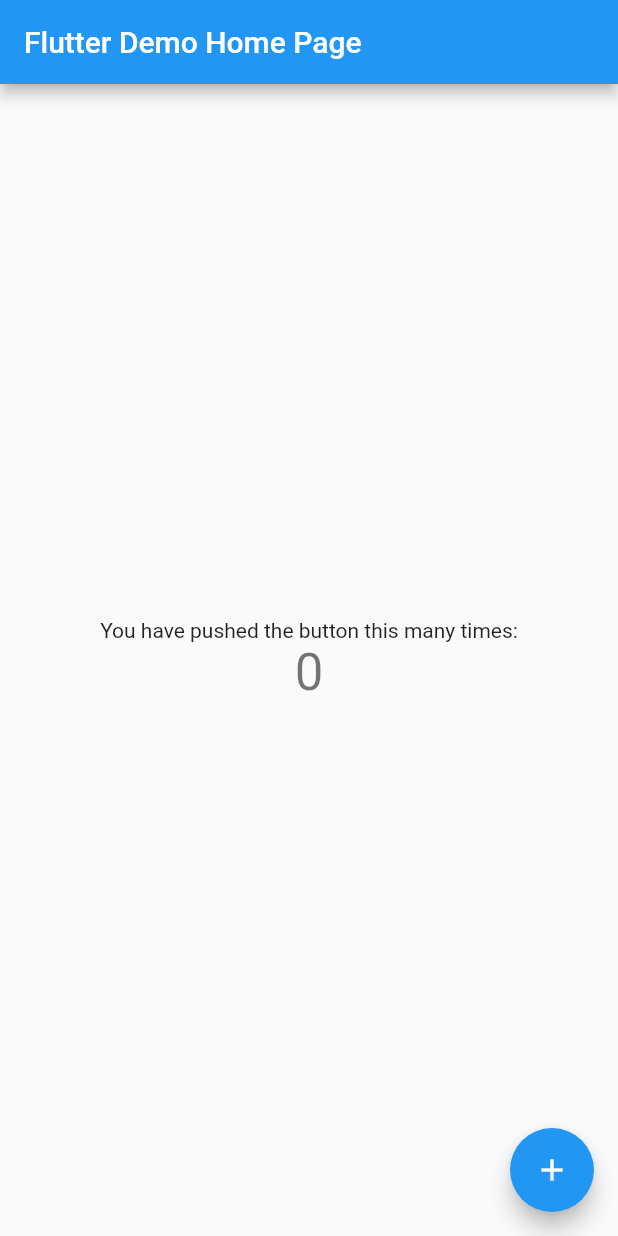
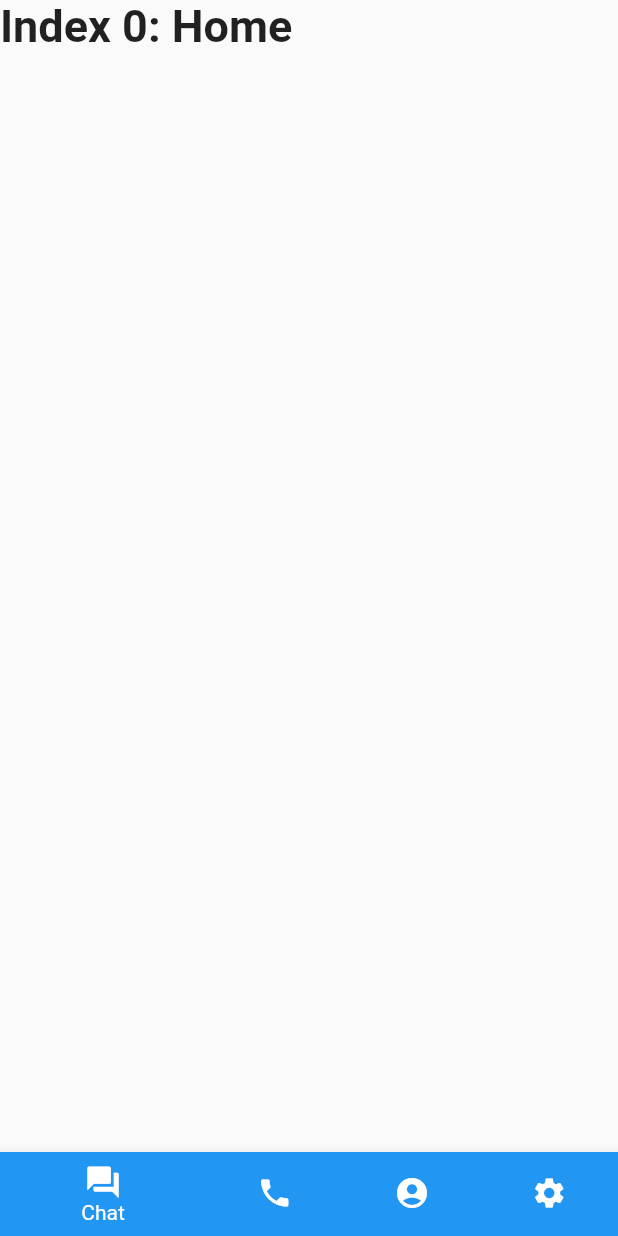
Before and after one commit to nadeeshapathiraja/flutter_chat, a Flutter app: the screen it shows after launch, on a phone screen of 412 x 824 dp. Run offline on Flutter 3.47's test engine with Material 2 defaults, Android fonts, the light colour scheme and no system bars.

Commit message:
Page by page

```diff
--- a/lib/main.dart
+++ b/lib/main.dart
@@ -11,105 +11,86 @@
   @override
   Widget build(BuildContext context) {
     return MaterialApp(
+      debugShowCheckedModeBanner: false,
       title: 'Flutter Demo',
       theme: ThemeData(
-        // This is the theme of your application.
-        //
-        // Try running your application with "flutter run". You'll see the
-        // application has a blue toolbar. Then, without quitting the app, try
-        // changing the primarySwatch below to Colors.green and then invoke
-        // "hot reload" (press "r" in the console where you ran "flutter run",
-        // or simply save your changes to "hot reload" in a Flutter IDE).
-        // Notice that the counter didn't reset back to zero; the application
-        // is not restarted.
+        brightness: Brightness.light,
         primarySwatch: Colors.blue,
       ),
-      home: const MyHomePage(title: 'Flutter Demo Home Page'),
+      home: const MainPage(),
     );
   }
 }
 
-class MyHomePage extends StatefulWidget {
-  const MyHomePage({Key? key, required this.title}) : super(key: key);
-
-  // This widget is the home page of your application. It is stateful, meaning
-  // that it has a State object (defined below) that contains fields that affect
-  // how it looks.
-
-  // This class is the configuration for the state. It holds the values (in this
-  // case the title) provided by the parent (in this case the App widget) and
-  // used by the build method of the State. Fields in a Widget subclass are
-  // always marked "final".
-
-  final String title;
+class MainPage extends StatefulWidget {
+  const MainPage({Key? key}) : super(key: key);
 
   @override
-  State<MyHomePage> createState() => _MyHomePageState();
+  _MainPageState createState() => _MainPageState();
 }
 
-class _MyHomePageState extends State<MyHomePage> {
-  int _counter = 0;
+class _MainPageState extends State<MainPage> {
+  int _selectedIndex = 0;
+  static const TextStyle optionStyle =
+      TextStyle(fontSize: 30, fontWeight: FontWeight.bold);
+  static const List<Widget> _widgetOptions = <Widget>[
+    Text(
+      'Index 0: Home',
+      style: optionStyle,
+    ),
+    Text(
+      'Index 1: Business',
+      style: optionStyle,
+    ),
+    Text(
+      'Index 2: School',
+      style: optionStyle,
+    ),
+    Text(
+      'Index 3: School',
+      style: optionStyle,
+    ),
+  ];
 
-  void _incrementCounter() {
+//Bottomnavbar item Ontap Function
+  void _onItemTapped(int index) {
     setState(() {
-      // This call to setState tells the Flutter framework that something has
-      // changed in this State, which causes it to rerun the build method below
-      // so that the display can reflect the updated values. If we changed
-      // _counter without calling setState(), then the build method would not be
-      // called again, and so nothing would appear to happen.
-      _counter++;
+      _selectedIndex = index;
     });
   }
 
   @override
   Widget build(BuildContext context) {
-    // This method is rerun every time setState is called, for instance as done
-    // by the _incrementCounter method above.
-    //
-    // The Flutter framework has been optimized to make rerunning build methods
-    // fast, so that you can just rebuild anything that needs updating rather
-    // than having to individually change instances of widgets.
     return Scaffold(
-      appBar: AppBar(
-        // Here we take the value from the MyHomePage object that was created by
-        // the App.build method, and use it to set our appbar title.
-        title: Text(widget.title),
+      body: _widgetOptions.elementAt(_selectedIndex),
+      bottomNavigationBar: BottomNavigationBar(
+        items: <BottomNavigationBarItem>[
+          BottomNavigationBarItem(
+            icon: Icon(
+              Icons.forum,
+              size: 25,
+            ),
+            label: 'Chat',
+            backgroundColor: Colors.blue,
+          ),
+          BottomNavigationBarItem(
+            icon: Icon(Icons.phone),
+            label: 'Call',
+            backgroundColor: Colors.blue,
+          ),
+          BottomNavigationBarItem(
+            icon: Icon(Icons.account_circle),
+            label: 'Profile',
+          ),
+          BottomNavigationBarItem(
+            icon: Icon(Icons.settings),
+            label: 'Settings',
+          ),
+        ],
+        currentIndex: _selectedIndex,
+        selectedItemColor: Colors.white,
+        onTap: _onItemTapped,
       ),
-      body: Center(
-        // Center is a layout widget. It takes a single child and positions it
-        // in the middle of the parent.
-        child: Column(
-          // Column is also a layout widget. It takes a list of children and
-          // arranges them vertically. By default, it sizes itself to fit its
-          // children horizontally, and tries to be as tall as its parent.
-          //
-          // Invoke "debug painting" (press "p" in the console, choose the
-          // "Toggle Debug Paint" action from the Flutter Inspector in Android
-          // Studio, or the "Toggle Debug Paint" command in Visual Studio Code)
-          // to see the wireframe for each widget.
-          //
-          // Column has various properties to control how it sizes itself and
-          // how it positions its children. Here we use mainAxisAlignment to
-          // center the children vertically; the main axis here is the vertical
-          // axis because Columns are vertical (the cross axis would be
-          // horizontal).
-          mainAxisAlignment: MainAxisAlignment.center,
-          children: <Widget>[
-            const Text(
-              'You have pushed the button this many times:',
-            ),
-            Text(
-              '$_counter',
-              style: Theme.of(context).textTheme.headline4,
-            ),
-          ],
-        ),
-      ),
-      floatingActionButton: FloatingActionButton(
-        onPressed: _incrementCounter,
-        tooltip: 'Increment',
-        child: const Icon(Icons.add),
-      ), // This trailing comma makes auto-formatting nicer for build methods.
     );
   }
 }
```
